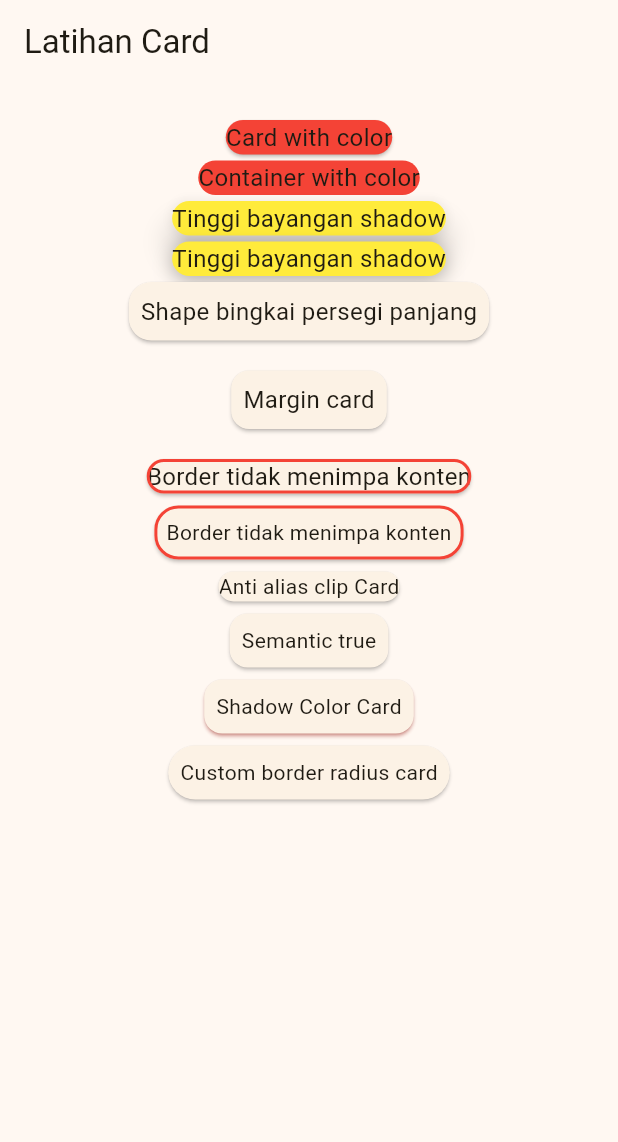
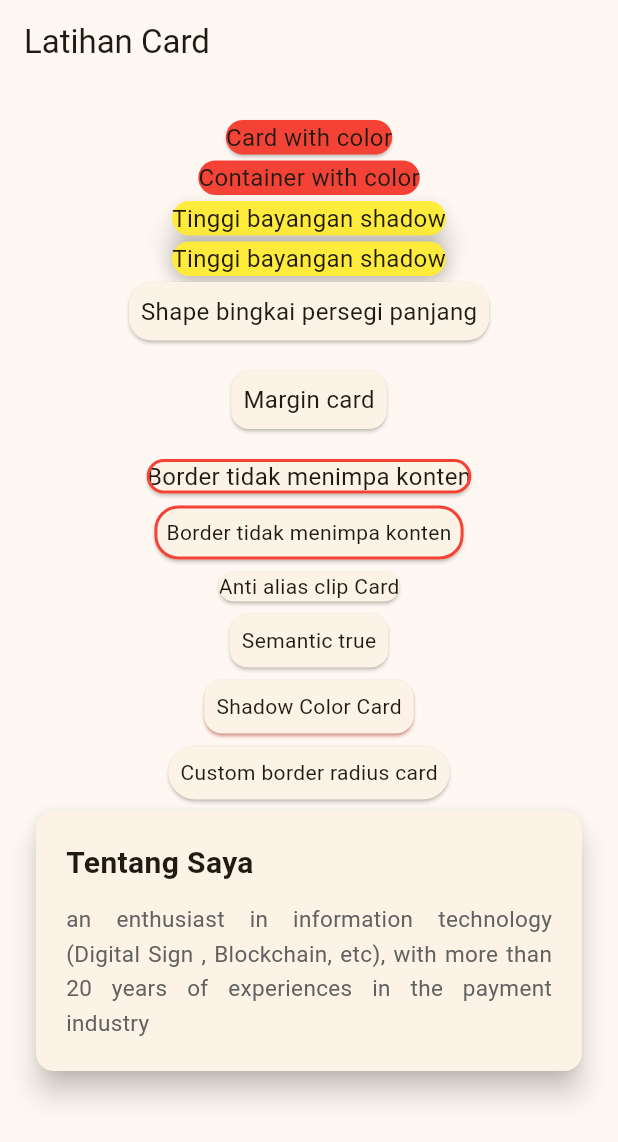
Before and after one commit to annddvaa/Tugas_week_8_1123150164, a Flutter app: the screen it shows after launch, on a phone screen of 412 x 824 dp. Shown: the top 1142 px of the screen. Run offline on Flutter 3.47's test engine with Material 3 defaults, Android fonts, the phone set to English and light mode, and no system bars.

Commit message:
membuat card sederhana tentang saya

```diff
--- a/lib/pages/latihancard.dart
+++ b/lib/pages/latihancard.dart
@@ -138,6 +138,37 @@
                     ),
                   ),
                 ),
+                Card(
+                  elevation: 8,
+                  child: Padding(
+                    //padding
+                    padding: const EdgeInsets.all(20.0),
+                    // membuat Column untuk menempatkan text Title
+                    child: Column(
+                      crossAxisAlignment: CrossAxisAlignment.start,
+                      children: [
+                        const Text(
+                          'Tentang Saya',
+                          style: TextStyle(
+                            fontSize: 20,
+                            fontWeight: FontWeight.bold,
+                          ),
+                        ),
+
+                        const SizedBox(height: 12),
+                        Text(
+                          "an enthusiast in information technology (Digital Sign , Blockchain, etc), with more than 20 years of experiences in the payment industry",
+                          style: TextStyle(
+                            fontSize: 15,
+                            color: Colors.grey[700],
+                            height: 1.5,
+                          ),
+                          textAlign: TextAlign.justify,
+                        ),
+                      ],
+                    ),
+                  ),
+                ),
               ],
             ),
           ),
```
